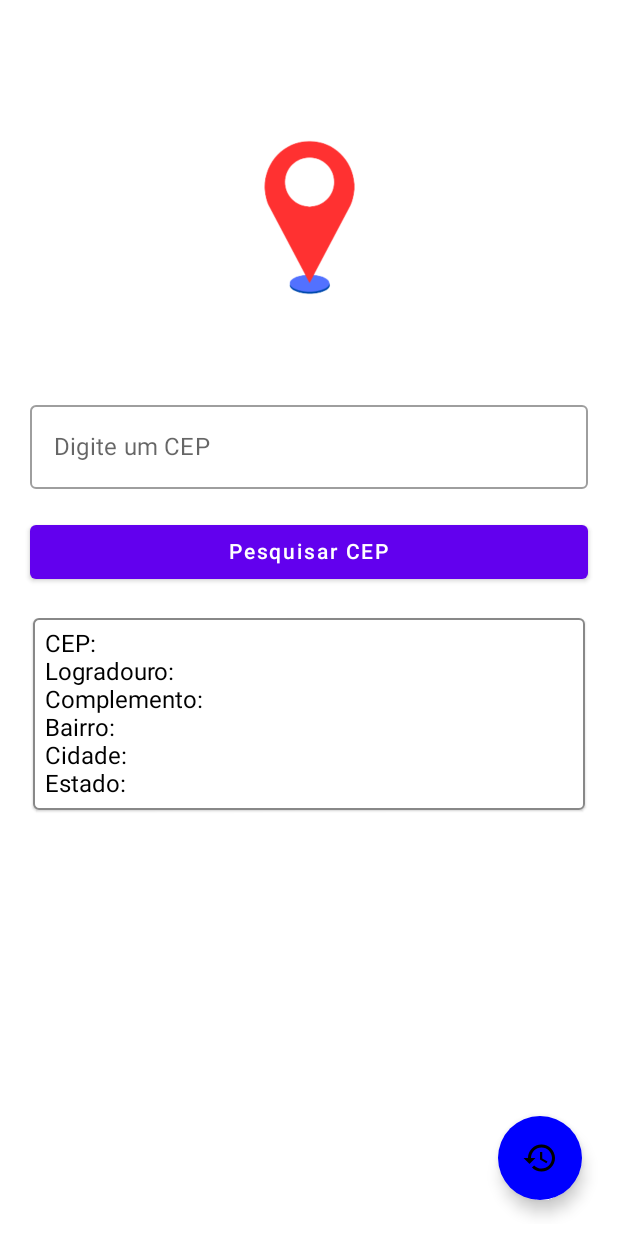
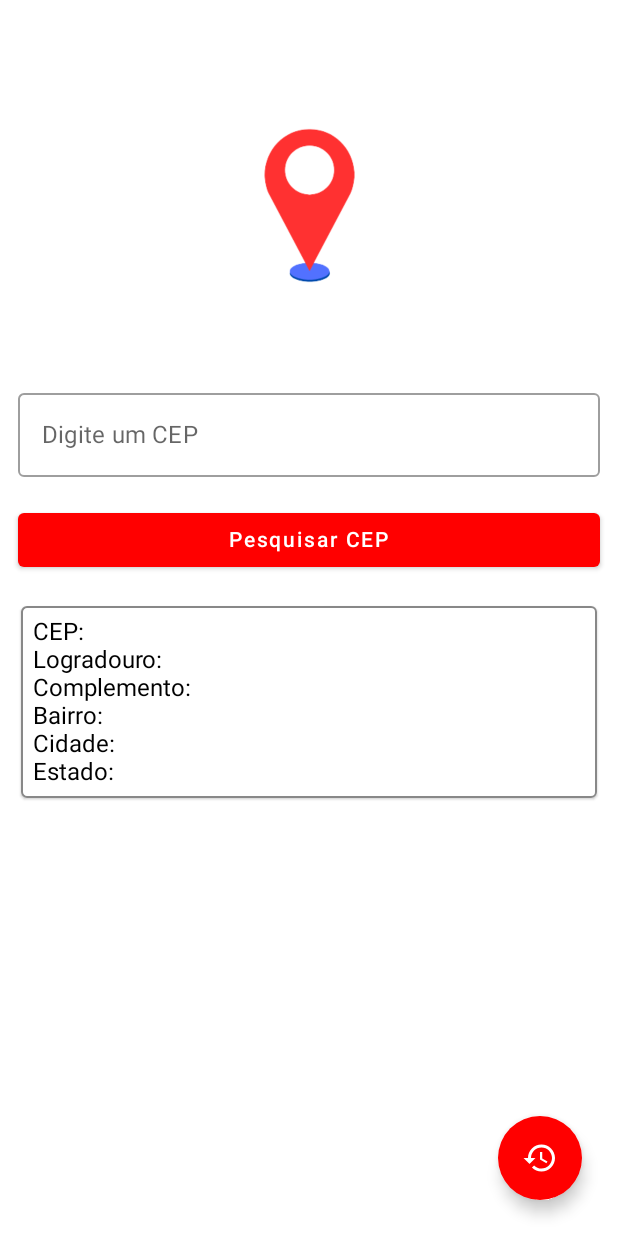
Before and after one commit to Matheus-Silas97/PostalCode_Search, an Android app built with Jetpack Compose: the screen it shows after launch (MainActivity), on a phone screen of 412 x 824 dp. Run offline under Robolectric (Android 15) with nearby library versions, the phone set to English and light mode, and no system bars; our stand-ins replace Room's generated code.

Commit message:
feat(PostalCode): tweaks to app layout and colors

```diff
--- a/app/src/main/java/com/matheussilas97/postalcodesearch/MainActivity.kt
+++ b/app/src/main/java/com/matheussilas97/postalcodesearch/MainActivity.kt
@@ -18,7 +18,6 @@ import com.matheussilas97.uikit.theme.PostalCodeSearchTheme
 
 class MainActivity : ComponentActivity() {
 
-
     override fun onCreate(savedInstanceState: Bundle?) {
         super.onCreate(savedInstanceState)
         setContent {
@@ -32,7 +31,6 @@ class MainActivity : ComponentActivity() {
             }
         }
     }
-
 
     @Composable
     private fun NavigationComponent() {
--- a/common/src/main/res/values/strings.xml
+++ b/common/src/main/res/values/strings.xml
@@ -13,4 +13,5 @@
     <string name="delete_address_title">Apagar endereço?</string>
     <string name="delete">Apagar</string>
     <string name="cancel">Cancelar</string>
+    <string name="cep_value">CEP: %s</string>
 </resources>
--- a/historic/src/main/java/com/matheussilas97/historic/presentation/HistoricScreen.kt
+++ b/historic/src/main/java/com/matheussilas97/historic/presentation/HistoricScreen.kt
@@ -6,12 +6,14 @@ import androidx.compose.foundation.lazy.LazyColumn
 import androidx.compose.foundation.lazy.items
 import androidx.compose.foundation.lazy.rememberLazyListState
 import androidx.compose.material.CircularProgressIndicator
+import androidx.compose.material.MaterialTheme
 import androidx.compose.material.Scaffold
 import androidx.compose.runtime.Composable
 import androidx.compose.runtime.collectAsState
 import androidx.compose.runtime.getValue
 import androidx.compose.ui.Modifier
 import androidx.compose.ui.draw.scale
+import androidx.compose.ui.graphics.Color
 import androidx.compose.ui.res.stringResource
 import androidx.compose.ui.unit.dp
 import androidx.navigation.NavHostController
@@ -31,7 +33,7 @@ fun HistoricScreen(
 
     val state by viewModel.state.collectAsState()
 
-    Scaffold(
+    Scaffold(backgroundColor = MaterialTheme.colors.background,
         topBar = {
             TopBar(
                 title = stringResource(R.string.historic),
--- a/search/src/main/java/com/matheussilas97/search/presentation/SearchAddressScreen.kt
+++ b/search/src/main/java/com/matheussilas97/search/presentation/SearchAddressScreen.kt
@@ -34,12 +34,13 @@ fun SearchAddressScreen(
     val state by viewModel.state.collectAsState()
     var searchValueState by remember { mutableStateOf("") }
 
-    Scaffold(modifier = Modifier.padding(all = 8.dp),
+    Scaffold(backgroundColor = MaterialTheme.colors.background,
         floatingActionButton = {
             FloatingActionButton(
                 onClick = { navController?.navigate(route = RouteNavigation.HISTORIC_SCREEN) },
-                backgroundColor = Color.Blue,
-                contentColor = Color.Black
+                backgroundColor = MaterialTheme.colors.primary,
+                contentColor = MaterialTheme.colors.secondary,
+                modifier = Modifier.padding(all = 8.dp)
             ) {
                 Icon(
                     painter = painterResource(id = R.drawable.ic_history),
@@ -64,7 +65,9 @@ fun SearchAddressScreen(
                     value = searchValueState,
                     onValueChange = { searchValueState = it },
                     placeholder = { Text(text = stringResource(string.enter_a_zip_code)) },
-                    modifier = Modifier.fillMaxWidth(),
+                    modifier = Modifier
+                        .fillMaxWidth()
+                        .background(color = MaterialTheme.colors.background),
                     maxLines = 1,
                     keyboardOptions = KeyboardOptions.Default.copy(keyboardType = KeyboardType.Number)
                 )
--- a/uikit/src/main/java/com/matheussilas97/uikit/components/AddressCard.kt
+++ b/uikit/src/main/java/com/matheussilas97/uikit/components/AddressCard.kt
@@ -4,6 +4,7 @@ import androidx.compose.foundation.BorderStroke
 import androidx.compose.foundation.layout.*
 import androidx.compose.material.Card
 import androidx.compose.material.ExperimentalMaterialApi
+import androidx.compose.material.MaterialTheme
 import androidx.compose.runtime.Composable
 import androidx.compose.ui.Modifier
 import androidx.compose.ui.graphics.Color
@@ -17,6 +18,7 @@ fun AddressCard(address: Address, deleteAddress: () -> Unit = {}) {
 
     Card(
         border = BorderStroke(1.dp, Color.Gray),
+        backgroundColor = MaterialTheme.colors.background,
         modifier = Modifier
             .fillMaxWidth()
             .padding(all = 2.dp),
--- a/uikit/src/main/java/com/matheussilas97/uikit/theme/Color.kt
+++ b/uikit/src/main/java/com/matheussilas97/uikit/theme/Color.kt
@@ -2,10 +2,4 @@ package com.matheussilas97.uikit.theme
 
 import androidx.compose.ui.graphics.Color
 
-val Purple200 = Color(0xFFBB86FC)
-val Purple500 = Color(0xFF6200EE)
-val Purple700 = Color(0xFF3700B3)
-val Teal200 = Color(0xFF03DAC5)
-val Red100 = Color(0xFFFF3030)
 val Blue100 = Color(0xff5371fe)
-val Blue200 = Color(0xff014bad)
--- a/uikit/src/main/java/com/matheussilas97/uikit/theme/Theme.kt
+++ b/uikit/src/main/java/com/matheussilas97/uikit/theme/Theme.kt
@@ -5,17 +5,20 @@ import androidx.compose.material.MaterialTheme
 import androidx.compose.material.darkColors
 import androidx.compose.material.lightColors
 import androidx.compose.runtime.Composable
+import androidx.compose.ui.graphics.Color
 
 private val DarkColorPalette = darkColors(
-    primary = Purple200,
-    primaryVariant = Purple700,
-    secondary = Teal200
+    primary = Color.Red,
+    primaryVariant = Blue100,
+    secondary = Color.Black,
+    background = Color.White,
 )
 
 private val LightColorPalette = lightColors(
-    primary = Purple500,
-    primaryVariant = Purple700,
-    secondary = Teal200
+    primary = Color.Red,
+    primaryVariant = Blue100,
+    secondary = Color.White,
+    background = Color.White,
 
     /* Other default colors to override
     background = Color.White,
```
